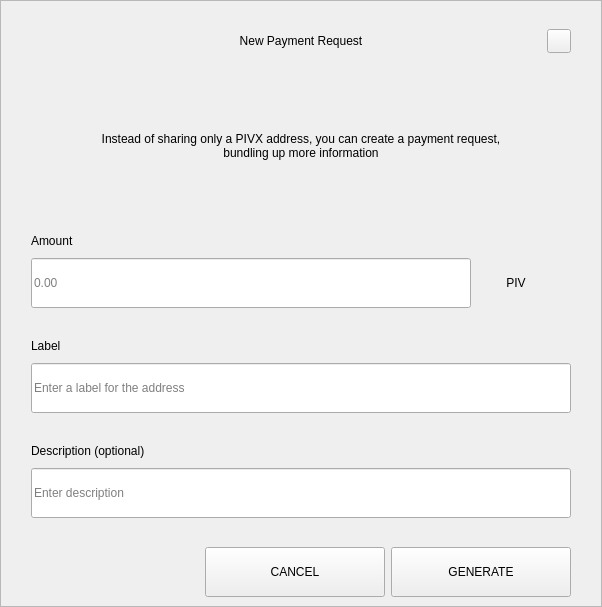
Before: the Qt Designer form src/qt/pivx/forms/requestdialog.ui in cimelli/RpdSource, drawn with Qt 5.
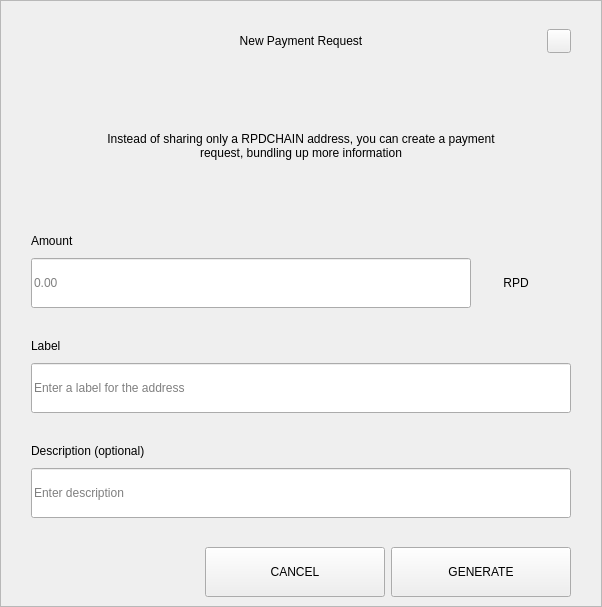
After: the same form once the commit is applied.

```diff
--- a/src/qt/pivx/forms/requestdialog.ui
+++ b/src/qt/pivx/forms/requestdialog.ui
@@ -210,7 +210,7 @@
              </size>
             </property>
             <property name="text">
-             <string>Instead of sharing only a PIVX address, you can create a payment request, bundling up more information</string>
+             <string>Instead of sharing only a RPDCHAIN address, you can create a payment request, bundling up more information</string>
             </property>
             <property name="alignment">
              <set>Qt::AlignCenter</set>
@@ -327,7 +327,7 @@
                    <item>
                     <widget class="QLabel" name="comboBoxCoin">
                      <property name="text">
-                      <string>PIV</string>
+                      <string>RPD</string>
                      </property>
                      <property name="alignment">
                       <set>Qt::AlignCenter</set>
```
